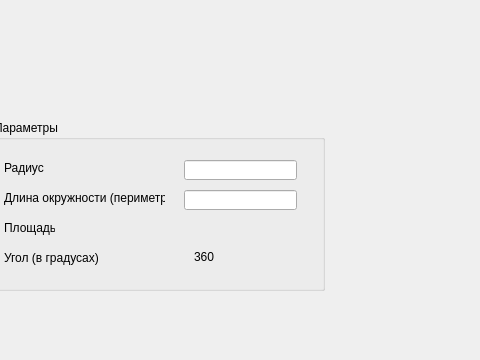
First picture: the form in FigureCreation/createround.ui, repository momooshi/GeometryAssistance, before the edit; both pictures show x 216 to 696 and y 0 to 360 of the 800 by 600 pixel window.
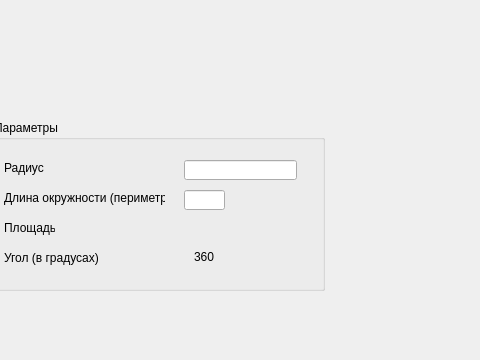
Second picture: the form after the edit.

Diff of the .ui file:
```diff
--- a/FigureCreation/createround.ui
+++ b/FigureCreation/createround.ui
@@ -80,7 +80,7 @@
       <rect>
        <x>190</x>
        <y>70</y>
-       <width>113</width>
+       <width>41</width>
        <height>20</height>
       </rect>
      </property>
@@ -124,6 +124,19 @@
       <string>360</string>
      </property>
     </widget>
+    <widget class="QLabel" name="label_3">
+     <property name="geometry">
+      <rect>
+       <x>240</x>
+       <y>70</y>
+       <width>47</width>
+       <height>13</height>
+      </rect>
+     </property>
+     <property name="text">
+      <string/>
+     </property>
+    </widget>
    </widget>
    <widget class="QPushButton" name="pushButton">
     <property name="geometry">
```
